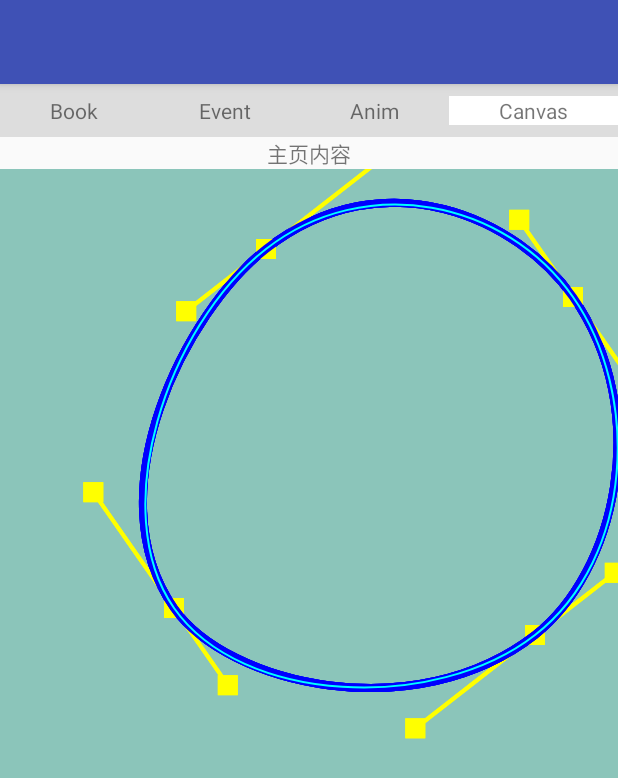
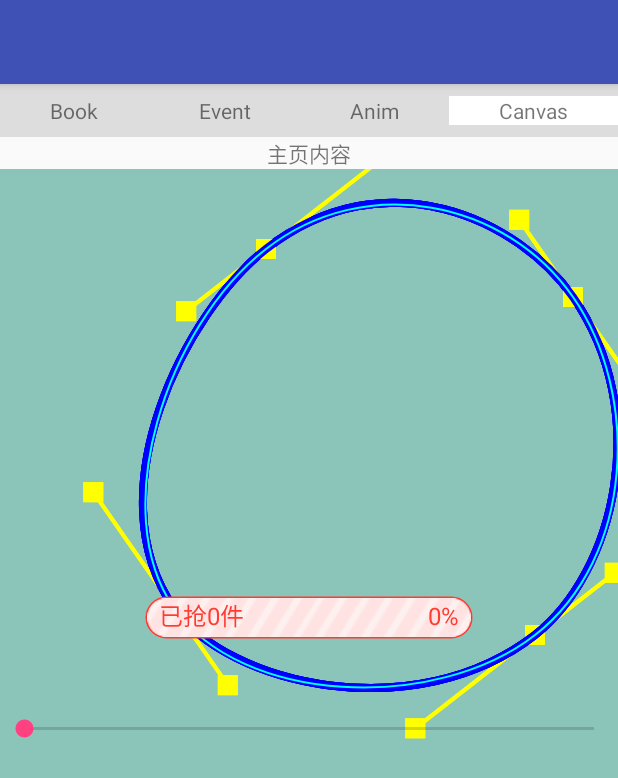
Before and after one commit to addcn/abook, an Android app: the screen it shows after launch (MainActivity), on a phone screen of 412 x 824 dp. Shown: the top 778 px of the screen. Run offline under Robolectric (Android 15) with nearby library versions, the light colour scheme and no system bars.

Commit message:
淘寶銷售

```diff
--- a/app/src/main/java/com/dodo/android/abook/MainActivity.java
+++ b/app/src/main/java/com/dodo/android/abook/MainActivity.java
@@ -7,6 +7,7 @@ import android.support.v7.widget.Toolbar;
 import android.view.Menu;
 import android.view.MenuItem;
 import android.view.View;
+import android.widget.SeekBar;
 import android.widget.TextView;
 import android.widget.Toast;
 
@@ -19,6 +20,7 @@ import com.dodo.android.abook.widget.CirclePoint;
 import com.dodo.android.abook.widget.MadreainLoadingView;
 import com.dodo.android.abook.widget.PhotoshopBezier;
 import com.dodo.android.abook.widget.RightMarkView;
+import com.dodo.android.abook.widget.SaleProgressView;
 import com.dodo.android.abook.widget.SwitchButton;
 import com.dodo.android.abook.widget.TaiJiView;
 import com.dodo.android.abook.widget.TelescopicView;
@@ -42,6 +44,27 @@ public class MainActivity extends AppCompatActivity {
         PhotoshopBezier v = new PhotoshopBezier(this);
         //setContentView(v);
         setContentView(R.layout.activity_main);
+
+        final SaleProgressView  saleProgressView = (SaleProgressView) findViewById(R.id.spv);
+        SeekBar seekBar = (SeekBar) findViewById(R.id.seek);
+        seekBar.setOnSeekBarChangeListener(new SeekBar.OnSeekBarChangeListener() {
+            @Override
+            public void onProgressChanged(SeekBar seekBar, int i, boolean b) {
+                saleProgressView.setTotalAndCurrentCount(100,i);
+            }
+
+            @Override
+            public void onStartTrackingTouch(SeekBar seekBar) {
+
+            }
+
+            @Override
+            public void onStopTrackingTouch(SeekBar seekBar) {
+
+            }
+        });
+
+
         /*SwitchButton btn = (SwitchButton) findViewById(R.id.btn);
         btn.setOnClickListener(new View.OnClickListener() {
             @Override
--- /dev/null
+++ b/app/src/main/java/com/dodo/android/abook/widget/SaleProgressView.java
@@ -0,0 +1,247 @@
+package com.dodo.android.abook.widget;
+
+import android.content.Context;
+import android.content.res.TypedArray;
+import android.graphics.Bitmap;
+import android.graphics.BitmapFactory;
+import android.graphics.Canvas;
+import android.graphics.Color;
+import android.graphics.Paint;
+import android.graphics.PorterDuff;
+import android.graphics.PorterDuffXfermode;
+import android.graphics.RectF;
+import android.util.AttributeSet;
+import android.view.View;
+
+import com.dodo.android.abook.R;
+
+import java.text.DecimalFormat;
+
+/**
+ *
+ * Android自定义View - 仿淘宝淘抢购进度条
+ * http://www.jianshu.com/p/18240ea99f6e
+ *
+ * Created by zh on 2017/8/19.
+ */
+public class SaleProgressView extends View {
+
+    //商品总数
+    private int totalCount;
+    //当前卖出数
+    private int currentCount;
+    //动画需要的
+    private int progressCount;
+    //售出比例
+    private float scale;
+    //边框颜色
+    private int sideColor;
+    //文字颜色
+    private int textColor;
+    //边框粗细
+    private float sideWidth;
+    //边框所在的矩形
+    private Paint sidePaint;
+    //背景矩形
+    private RectF bgRectF;
+    private float radius;
+    private int width;
+    private int height;
+    private PorterDuffXfermode mPorterDuffXfermode;
+    private Paint srcPaint;
+    private Bitmap fgSrc;
+    private Bitmap bgSrc;
+
+    private String nearOverText;
+    private String overText;
+    private float textSize;
+
+    private Paint textPaint;
+    private float nearOverTextWidth;
+    private float overTextWidth;
+    private float baseLineY;
+    private Bitmap bgBitmap;
+    private boolean isNeedAnim;
+
+    public SaleProgressView(Context context) {
+        this(context, null);
+    }
+
+    public SaleProgressView(Context context, AttributeSet attrs) {
+        super(context, attrs);
+        initAttrs(context,attrs);
+        initPaint();
+    }
+
+    private void initAttrs(Context context, AttributeSet attrs) {
+        TypedArray ta = context.obtainStyledAttributes(attrs,R.styleable.SaleProgressView);
+        sideColor = ta.getColor(R.styleable.SaleProgressView_sideColor,0xffff3c32);
+        textColor = ta.getColor(R.styleable.SaleProgressView_textColor,0xffff3c32);
+        sideWidth = ta.getDimension(R.styleable.SaleProgressView_sideWidth,dp2px(2));
+        overText = ta.getString(R.styleable.SaleProgressView_overText);
+        nearOverText = ta.getString(R.styleable.SaleProgressView_nearOverText);
+        textSize = ta.getDimension(R.styleable.SaleProgressView_textSize,sp2px(16));
+        isNeedAnim = ta.getBoolean(R.styleable.SaleProgressView_isNeedAnim,true);
+        ta.recycle();
+    }
+
+    private void initPaint() {
+        sidePaint = new Paint(Paint.ANTI_ALIAS_FLAG);
+        sidePaint.setStyle(Paint.Style.STROKE);
+        sidePaint.setStrokeWidth(sideWidth);
+        sidePaint.setColor(sideColor);
+
+        srcPaint = new Paint(Paint.ANTI_ALIAS_FLAG);
+
+        textPaint = new Paint(Paint.ANTI_ALIAS_FLAG);
+        textPaint.setStyle(Paint.Style.FILL);
+        textPaint.setTextSize(textSize);
+
+        mPorterDuffXfermode = new PorterDuffXfermode(PorterDuff.Mode.SRC_IN);
+        nearOverTextWidth = textPaint.measureText(nearOverText);
+        overTextWidth = textPaint.measureText(overText);
+    }
+
+    @Override
+    protected void onSizeChanged(int w, int h, int oldw, int oldh) {
+        super.onSizeChanged(w, h, oldw, oldh);
+        //获取View的宽高
+        width = getMeasuredWidth();
+        height = getMeasuredHeight();
+
+        //圆角半径
+        radius = height / 2.0f;
+        //留出一定的间隙，避免边框被切掉一部分
+        if (bgRectF == null) {
+            bgRectF = new RectF(sideWidth, sideWidth, width - sideWidth, height - sideWidth);
+        }
+
+        if (baseLineY == 0.0f) {
+            Paint.FontMetricsInt fm = textPaint.getFontMetricsInt();
+            baseLineY = height / 2 - (fm.descent / 2 + fm.ascent / 2);
+        }
+    }
+
+    @Override
+    protected void onDraw(Canvas canvas) {
+        super.onDraw(canvas);
+        if(!isNeedAnim){
+            progressCount = currentCount;
+        }
+
+        if (totalCount == 0) {
+            scale = 0.0f;
+        } else {
+            scale = Float.parseFloat(new DecimalFormat("0.00").format((float) progressCount / (float) totalCount));
+        }
+
+        drawSide(canvas);
+        drawBg(canvas);
+        drawFg(canvas);
+        drawText(canvas);
+
+        //这里是为了演示动画方便，实际开发中进度只会增加
+        if(progressCount!=currentCount){
+            if(progressCount<currentCount){
+                progressCount++;
+            }else{
+                progressCount--;
+            }
+            postInvalidate();
+        }
+
+    }
+
+    //绘制背景边框
+    private void drawSide(Canvas canvas) {
+        canvas.drawRoundRect(bgRectF, radius, radius, sidePaint);
+    }
+
+    //绘制背景
+    private void drawBg(Canvas canvas) {
+        if (bgBitmap == null) {
+            bgBitmap = Bitmap.createBitmap(width, height, Bitmap.Config.ARGB_8888);
+        }
+        Canvas bgCanvas = new Canvas(bgBitmap);
+        if (bgSrc == null) {
+            bgSrc = BitmapFactory.decodeResource(getResources(), R.mipmap.bg);
+        }
+        bgCanvas.drawRoundRect(bgRectF, radius, radius, srcPaint);
+
+        srcPaint.setXfermode(mPorterDuffXfermode);
+        bgCanvas.drawBitmap(bgSrc, null, bgRectF, srcPaint);
+
+        canvas.drawBitmap(bgBitmap, 0, 0, null);
+        srcPaint.setXfermode(null);
+    }
+
+    //绘制进度条
+    private void drawFg(Canvas canvas) {
+        if (scale == 0.0f) {
+            return;
+        }
+        Bitmap fgBitmap = Bitmap.createBitmap(width, height, Bitmap.Config.ARGB_8888);
+        Canvas fgCanvas = new Canvas(fgBitmap);
+        if (fgSrc == null) {
+            fgSrc = BitmapFactory.decodeResource(getResources(),R.mipmap.fg);
+        }
+        fgCanvas.drawRoundRect(
+                new RectF(sideWidth, sideWidth, (width - sideWidth) * scale, height - sideWidth),
+                radius, radius, srcPaint);
+
+        srcPaint.setXfermode(mPorterDuffXfermode);
+        fgCanvas.drawBitmap(fgSrc, null, bgRectF, srcPaint);
+
+        canvas.drawBitmap(fgBitmap, 0, 0, null);
+        srcPaint.setXfermode(null);
+    }
+
+    //绘制文字信息
+    private void drawText(Canvas canvas) {
+        String scaleText = new DecimalFormat("#%").format(scale);
+        String saleText = String.format("已抢%s件", progressCount);
+
+        float scaleTextWidth = textPaint.measureText(scaleText);
+
+        Bitmap textBitmap = Bitmap.createBitmap(width, height, Bitmap.Config.ARGB_8888);
+        Canvas textCanvas = new Canvas(textBitmap);
+        textPaint.setColor(textColor);
+
+        if (scale < 0.8f) {
+            textCanvas.drawText(saleText, dp2px(10), baseLineY, textPaint);
+            textCanvas.drawText(scaleText, width - scaleTextWidth - dp2px(10), baseLineY, textPaint);
+        } else if (scale < 1.0f) {
+            textCanvas.drawText(nearOverText, width / 2 - nearOverTextWidth / 2, baseLineY, textPaint);
+            textCanvas.drawText(scaleText, width - scaleTextWidth - dp2px(10), baseLineY, textPaint);
+        } else {
+            textCanvas.drawText(overText, width / 2 - overTextWidth / 2, baseLineY, textPaint);
+        }
+
+        textPaint.setXfermode(mPorterDuffXfermode);
+        textPaint.setColor(Color.WHITE);
+        textCanvas.drawRoundRect(
+                new RectF(sideWidth, sideWidth, (width - sideWidth) * scale, height - sideWidth),
+                radius, radius, textPaint);
+        canvas.drawBitmap(textBitmap, 0, 0, null);
+        textPaint.setXfermode(null);
+    }
+
+    private int dp2px(float dpValue) {
+        float scale = getContext().getResources().getDisplayMetrics().density;
+        return (int) (dpValue * scale + 0.5f);
+    }
+
+    private int sp2px(float spValue) {
+        float scale = getContext().getResources().getDisplayMetrics().scaledDensity;
+        return (int) (spValue * scale + 0.5f);
+    }
+
+    public void setTotalAndCurrentCount(int totalCount, int currentCount) {
+        this.totalCount = totalCount;
+        if (currentCount > totalCount) {
+            currentCount = totalCount;
+        }
+        this.currentCount = currentCount;
+        postInvalidate();
+    }
+}
--- a/app/src/main/res/layout/activity_main.xml
+++ b/app/src/main/res/layout/activity_main.xml
@@ -107,5 +107,26 @@
             android:gravity="center"/>
 
     </LinearLayout>
+    <RelativeLayout
+                    android:layout_width="match_parent"
+                    android:layout_height="match_parent">
 
+        <com.dodo.android.abook.widget.SaleProgressView
+            android:id="@+id/spv"
+            android:layout_width="220dp"
+            android:layout_height="30dp"
+            android:layout_centerInParent="true"
+            app:nearOverText="nearOverText"
+            app:overText="overText"
+            />
+
+        <SeekBar
+            android:id="@+id/seek"
+            android:layout_width="match_parent"
+            android:layout_height="wrap_content"
+            android:layout_below="@id/spv"
+            android:layout_marginTop="50dp"
+            android:max="100" />
+
+    </RelativeLayout>
 </android.support.design.widget.CoordinatorLayout>
```
Also changed, not shown: app/src/main/java/com/dodo/android/abook/widget/BezierViews.java (added, +89 -0 lines), app/src/main/res/values/attrs.xml (+11 -0 lines), app/src/main/res/mipmap-xhdpi/bg.png (added), app/src/main/res/mipmap-xhdpi/fg.png (added).
